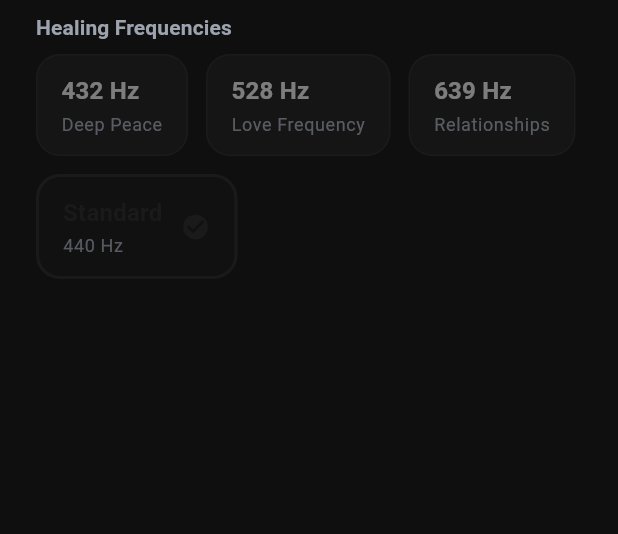
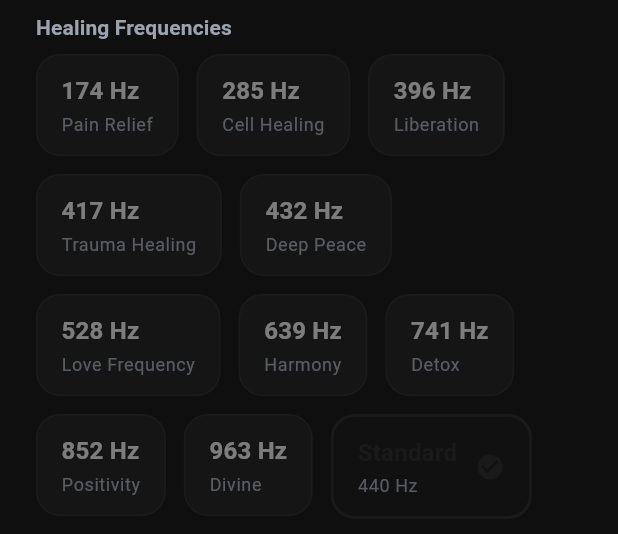
Before and after one commit to Nicosa99/soultune-clean, a Flutter app: the FrequencySelector widget shown alone on an empty page, opened directly, on a phone screen of 412 x 824 dp. Shown: the top 534 px of the screen. Run offline on Flutter 3.47's test engine with Material 3 defaults, Android fonts, the phone set to English and light mode, and no system bars; our stand-ins replace file_picker, flutter_riverpod, freezed_annotation, hive, hive_flutter, just_audio and 3 more; missing offline and left inert: audio_session, audiotags; accounts and stored records are empty; generated files the repository leaves out were written again; statements that could not run were skipped; project files that could hold a hidden picture were left out.

Commit message:
feat: complete Solfeggio frequency selector with 10 frequencies
UI Changes:
- FrequencySelector now displays all 10 healing frequencies:
  * 174 Hz - Pain Relief & Grounding
  * 285 Hz - Cellular Healing
  * 396 Hz - Liberation from Fear
  * 417 Hz - Trauma Healing
  * 432 Hz - Deep Peace (original)
  * 528 Hz - Love Frequency (original)
  * 639 Hz - Harmony (original)
  * 741 Hz - Detoxification
  * 852 Hz - Positive Thinking
  * 963 Hz - Pineal Activation
  * Standard 440 Hz

Features:
- All frequencies have unique, meaningful colors
- Simplified subtitles for better UX
- Real-time transformation for all frequencies
- No premium restrictions - all free!

```diff
--- a/lib/features/player/presentation/widgets/frequency_selector.dart
+++ b/lib/features/player/presentation/widgets/frequency_selector.dart
@@ -69,7 +69,63 @@ class FrequencySelector extends ConsumerWidget {
             spacing: 12,
             runSpacing: 12,
             children: [
-              // 432 Hz - FREE (Deep Peace)
+              // 174 Hz - Pain Relief & Grounding
+              _FrequencyChip(
+                label: '174 Hz',
+                subtitle: 'Pain Relief',
+                pitchShift: kPitch174Hz,
+                currentPitchShift: currentPitchShift,
+                color: AppColors.frequency174,
+                isEnabled: isEnabled,
+                onTap: () {
+                  HapticFeedback.mediumImpact();
+                  ref.read(changePitchShiftProvider)(kPitch174Hz);
+                },
+              ),
+
+              // 285 Hz - Cellular Healing
+              _FrequencyChip(
+                label: '285 Hz',
+                subtitle: 'Cell Healing',
+                pitchShift: kPitch285Hz,
+                currentPitchShift: currentPitchShift,
+                color: AppColors.frequency285,
+                isEnabled: isEnabled,
+                onTap: () {
+                  HapticFeedback.mediumImpact();
+                  ref.read(changePitchShiftProvider)(kPitch285Hz);
+                },
+              ),
+
+              // 396 Hz - Liberation from Fear
+              _FrequencyChip(
+                label: '396 Hz',
+                subtitle: 'Liberation',
+                pitchShift: kPitch396Hz,
+                currentPitchShift: currentPitchShift,
+                color: AppColors.frequency396,
+                isEnabled: isEnabled,
+                onTap: () {
+                  HapticFeedback.mediumImpact();
+                  ref.read(changePitchShiftProvider)(kPitch396Hz);
+                },
+              ),
+
+              // 417 Hz - Trauma Healing
+              _FrequencyChip(
+                label: '417 Hz',
+                subtitle: 'Trauma Healing',
+                pitchShift: kPitch417Hz,
+                currentPitchShift: currentPitchShift,
+                color: AppColors.frequency417,
+                isEnabled: isEnabled,
+                onTap: () {
+                  HapticFeedback.mediumImpact();
+                  ref.read(changePitchShiftProvider)(kPitch417Hz);
+                },
+              ),
+
+              // 432 Hz - Deep Peace
               _FrequencyChip(
                 label: '432 Hz',
                 subtitle: 'Deep Peace',
@@ -83,7 +139,7 @@ class FrequencySelector extends ConsumerWidget {
                 },
               ),
 
-              // 528 Hz - PREMIUM (Love Frequency)
+              // 528 Hz - Love Frequency
               _FrequencyChip(
                 label: '528 Hz',
                 subtitle: 'Love Frequency',
@@ -99,23 +155,63 @@ class FrequencySelector extends ConsumerWidget {
                 },
               ),
 
-              // 639 Hz - PREMIUM (Relationships)
+              // 639 Hz - Harmony & Connection
               _FrequencyChip(
                 label: '639 Hz',
-                subtitle: 'Relationships',
+                subtitle: 'Harmony',
                 pitchShift: kPitch639Hz,
                 currentPitchShift: currentPitchShift,
                 color: AppColors.frequency639,
-
                 isEnabled: isEnabled,
                 onTap: () {
                   HapticFeedback.mediumImpact();
-
                   ref.read(changePitchShiftProvider)(kPitch639Hz);
                 },
               ),
 
-              // Standard tuning (440 Hz) - OFF
+              // 741 Hz - Detoxification
+              _FrequencyChip(
+                label: '741 Hz',
+                subtitle: 'Detox',
+                pitchShift: kPitch741Hz,
+                currentPitchShift: currentPitchShift,
+                color: AppColors.frequency741,
+                isEnabled: isEnabled,
+                onTap: () {
+                  HapticFeedback.mediumImpact();
+                  ref.read(changePitchShiftProvider)(kPitch741Hz);
+                },
+              ),
+
+              // 852 Hz - Positive Thinking
+              _FrequencyChip(
+                label: '852 Hz',
+                subtitle: 'Positivity',
+                pitchShift: kPitch852Hz,
+                currentPitchShift: currentPitchShift,
+                color: AppColors.frequency852,
+                isEnabled: isEnabled,
+                onTap: () {
+                  HapticFeedback.mediumImpact();
+                  ref.read(changePitchShiftProvider)(kPitch852Hz);
+                },
+              ),
+
+              // 963 Hz - Pineal Activation
+              _FrequencyChip(
+                label: '963 Hz',
+                subtitle: 'Divine',
+                pitchShift: kPitch963Hz,
+                currentPitchShift: currentPitchShift,
+                color: AppColors.frequency963,
+                isEnabled: isEnabled,
+                onTap: () {
+                  HapticFeedback.mediumImpact();
+                  ref.read(changePitchShiftProvider)(kPitch963Hz);
+                },
+              ),
+
+              // Standard tuning (440 Hz)
               _FrequencyChip(
                 label: 'Standard',
                 subtitle: '440 Hz',
```
